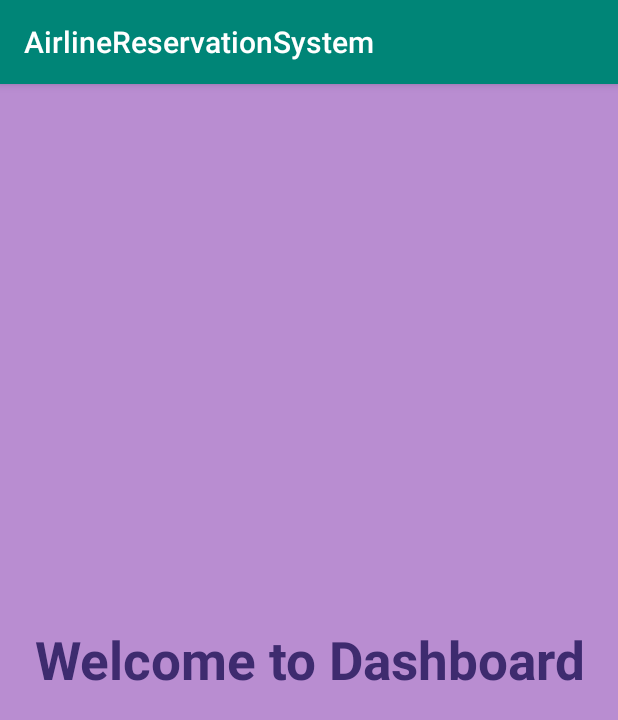
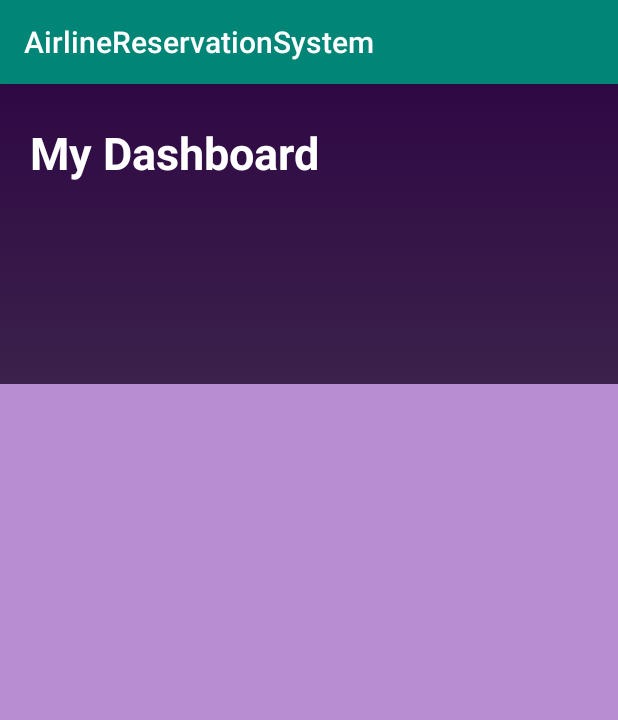
Before and after one commit to maharjansumina/AirlineReservationSystem, an Android app: the DashboardActivity screen opened directly, with no data from a screen before it, on a phone screen of 412 x 824 dp. Shown: the top 720 px of the screen. Run offline under Robolectric (Android 15) with nearby library versions, the phone set to English and light mode, and no system bars.

Commit message:
Design to the Dashboard is Added

```diff
--- /dev/null
+++ b/app/src/main/res/drawable/dashboard_header.xml
@@ -0,0 +1,15 @@
+<?xml version="1.0" encoding="utf-8"?>
+<selector xmlns:android="http://schemas.android.com/apk/res/android">
+
+    <item>
+        <shape>
+            <gradient
+                android:angle="90"
+                android:startColor="#3B214B"
+                android:endColor="#2F0844"
+                android:type="linear"
+                />
+        </shape>
+    </item>
+
+</selector>
--- a/app/src/main/res/layout/activity_dashboard.xml
+++ b/app/src/main/res/layout/activity_dashboard.xml
@@ -6,11 +6,26 @@
     android:layout_height="match_parent"
     android:orientation="vertical"
     android:background="#B98DD1"
-    android:gravity="center"
     tools:context=".DashboardActivity">
 
-    <TextView
-        android:text="Welcome to Dashboard"
-        style="@style/TextViewDesign"/>
+    <RelativeLayout
+        android:layout_width="match_parent"
+        android:layout_height="200dp"
+        android:background="@drawable/dashboard_header">
+
+        <TextView
+            android:id="@+id/tvDashboard"
+            android:layout_width="wrap_content"
+            android:layout_height="wrap_content"
+            android:layout_marginStart="20dp"
+            android:layout_marginTop="25dp"
+            android:layout_marginEnd="20dp"
+            android:layout_marginBottom="25dp"
+            android:text="My Dashboard"
+            android:textColor="#fff"
+            android:textSize="30dp"
+            android:textStyle="bold" />
+
+    </RelativeLayout>
 
 </LinearLayout>
```
